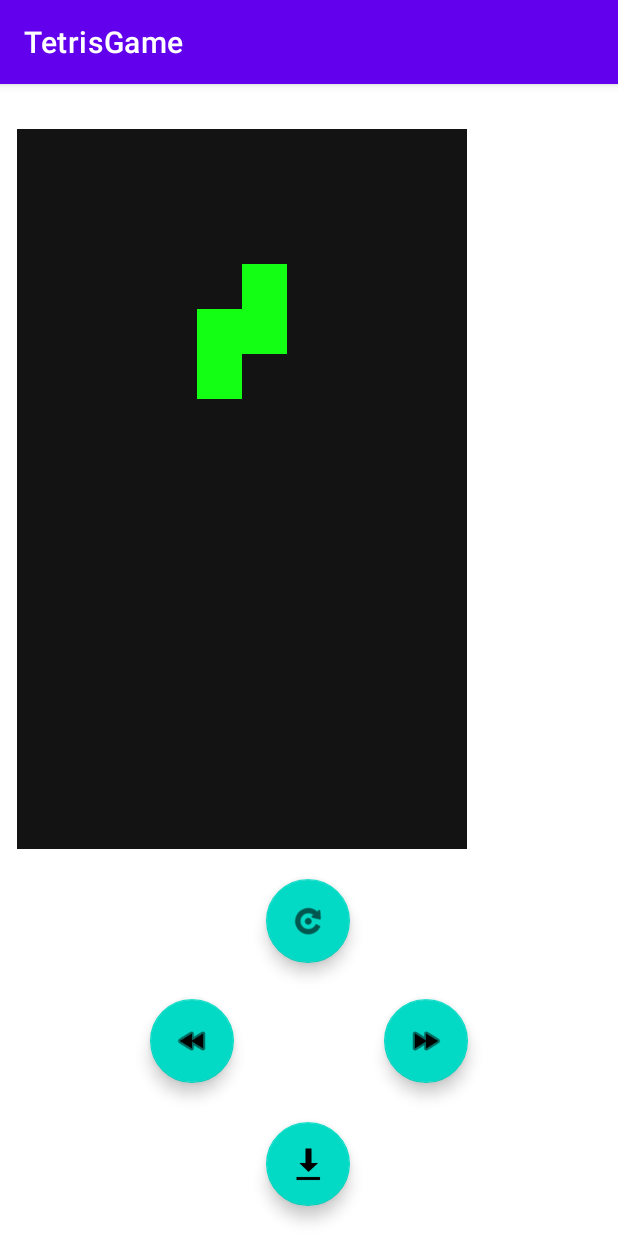
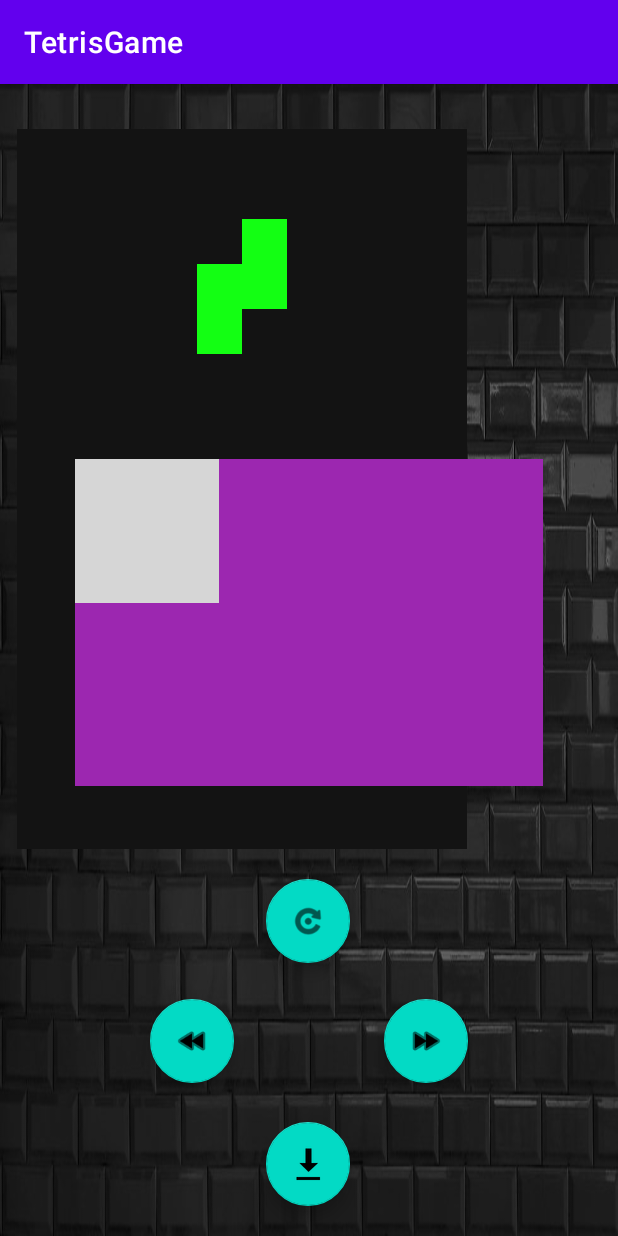
Before and after one commit to hoangnhon/TETRIS, an Android app: the screen it shows after launch (PlayActivity), on a phone screen of 412 x 824 dp. Run offline under Robolectric (Android 15) with nearby library versions, the light colour scheme and no system bars; grey boxes are pictures that could not be loaded.

Commit message:
皆の作業を合体するの準備

```diff
--- a/app/build.gradle
+++ b/app/build.gradle
@@ -32,6 +32,7 @@ dependencies {
     implementation 'androidx.appcompat:appcompat:1.5.1'
     implementation 'com.google.android.material:material:1.7.0'
     implementation 'androidx.constraintlayout:constraintlayout:2.1.4'
+    implementation 'androidx.gridlayout:gridlayout:1.0.0'
     testImplementation 'junit:junit:4.13.2'
     androidTestImplementation 'androidx.test.ext:junit:1.1.4'
     androidTestImplementation 'androidx.test.espresso:espresso-core:3.5.0'
--- a/app/src/main/java/com/example/tetrisgame/PlayActivity.java
+++ b/app/src/main/java/com/example/tetrisgame/PlayActivity.java
@@ -4,12 +4,19 @@ import static java.lang.Thread.sleep;
 
 import androidx.annotation.RequiresApi;
 import androidx.appcompat.app.AppCompatActivity;
+import androidx.constraintlayout.widget.ConstraintLayout;
+import androidx.fragment.app.FragmentActivity;
+
 import android.content.Intent;
 import android.graphics.Color;
 import android.os.Build;
 import android.os.Bundle;
+import android.view.View;
+import android.widget.FrameLayout;
 import android.widget.ImageView;
 import com.google.android.material.floatingactionbutton.FloatingActionButton;
+
+import java.util.ArrayList;
 
 public class PlayActivity extends AppCompatActivity {
 
@@ -21,6 +28,7 @@ public class PlayActivity extends AppCompatActivity {
     final int[] startY = {0};
     final int[] startX = {0};
     int[][] bl = null;  //現在のblock
+    int isClear = 0;
     Blocks setblock = new Blocks();
 
     @RequiresApi(api = Build.VERSION_CODES.N)
@@ -29,6 +37,8 @@ public class PlayActivity extends AppCompatActivity {
         super.onCreate(savedInstanceState);
         setContentView(R.layout.activity_play);
 
+        FrameLayout tab = findViewById(R.id.tab);
+        ConstraintLayout layout = findViewById(R.id.layout);
         ImageView[][] Gview={//[0-15][0-9]
                 { findViewById(R.id.imageView0_0),
                     findViewById(R.id.imageView0_1),
@@ -214,55 +224,72 @@ public class PlayActivity extends AppCompatActivity {
 
         class showBlock extends Thread{
             Control ctl = new Control();
-            public void run(){
-                while (!ctl.isFull( bl = setblock.getblock(), startX[0] = (10 - bl[0].length) / 2)){
+            public void run() {
+                System.out.println(" run");
+                while (!ctl.isFull(bl = setblock.getblock(), startX[0] = (10 - bl[0].length) / 2)) {
                     sleepTime = 1000;
 //                    bl = setblock.getblock();
                     color = new color().getColor();      //Yellow
                     startY[0] = 0; //block[0][0]を配置する縦の位置
 //                    final int[] startX = { (10 - bl[0].length) / 2 };
                     System.out.println("new block");
-                    while (true){
-                        setColor( startX[0], color);     //画面描画
-                        try {   sleep(sleepTime); }              //時間を開ける
-                        catch (InterruptedException e) {    e.printStackTrace();    }
-                        if ( ctl.next(bl, startY[0], startX[0]) ){        //最終行の前だったら、次の行へ進む前に黒に戻す
-                            setColor( startX[0], defaultColor);
-                        }else {    //最終行に行った場合、admin[][]に状態を保存し、ループに抜ける
-                            ctl.setAdmin(bl, startY[0], startX[0]);
+                    while (true) {
+                        setColor(startX[0], color);     //画面描画
+                        try {
+                            sleep(sleepTime);
+                        }              //時間を開ける
+                        catch (InterruptedException e) {
+                            e.printStackTrace();
+                        }
+                        if (ctl.next(bl, startY[0], startX[0])) {        //最終行の前だったら、次の行へ進む前に黒に戻す
+                            setColor(startX[0], defaultColor);
+                        } else {    //最終行に行った場合、admin[][]に状態を保存し、ループに抜ける
+                            isClear = ctl.setAdmin(bl, startY[0], startX[0], color);
                             break;
                         }
                         startY[0]++;
                         //left　Buttonが押された場合、block配置の横の位置が一個左にずらす
                         left.setOnClickListener(v -> {
-                            if (startX[0]>0){
+                            if (startX[0] > 0) {
                                 startX[0]--;
-                                setColor( startX[0]+1, defaultColor);
-                                setColor( startX[0], color);
+                                setColor(startX[0] + 1, defaultColor);
+                                setColor(startX[0], color);
                             }
                         });
                         //right　Buttonが押された場合、block配置の横の位置が一個右にずらす
-                        right.setOnClickListener( view ->{
-                            if (startX[0]+bl[0].length<10){
+                        right.setOnClickListener(view -> {
+                            if (startX[0] + bl[0].length < 10) {
                                 startX[0]++;
-                                setColor(startX[0]-1, defaultColor);
-                                setColor( startX[0], color);
+                                setColor(startX[0] - 1, defaultColor);
+                                setColor(startX[0], color);
                             }
                         });
                         //blockの向きを変えるボタン
-                        turn.setOnClickListener( view ->{
+                        turn.setOnClickListener(view -> {
                             setColor(startX[0], defaultColor);
                             bl = setblock.turnedBlock();
-                            if (bl[0].length > bl.length && startX[0] == 10- bl.length){
-                                startX[0] += bl[0].length - bl.length;
+                            if (bl[0].length > bl.length && startX[0] == 10 - bl.length) {
+                                startX[0] -= (bl[0].length - bl.length);
                             }
                             setColor(startX[0], color);
                         });
-                        down.setOnClickListener( view ->{
-                            sleepTime = sleepTime/10;
+                        down.setOnClickListener(view -> {
+                            sleepTime = sleepTime / 10;
                         });
                     }//一つのブロックが最終点に到着するまでのwhile文　↑↑↑↑↑↑↑↑↑↑↑↑↑↑↑
+                    if (isClear != 0) {
+                        System.out.println("clearメソッドの戻り値" + isClear);
+                        clear();
+                    }
                 }
+                score = ctl.getScore();
+                Intent gotoScore = new Intent(getApplicationContext(), HighscoreActivity.class);
+                gotoScore.putExtra("score", score);
+                tab.setVisibility(View.VISIBLE);
+//                layout.setOnTouchListener(v->
+                    startActivity(gotoScore);
+//                );
+                return;
             }//the end of run method ↑↑↑↑↑↑↑↑↑↑↑↑↑↑↑
             void setColor( int startX, int color){
                 for (int y = 0; y < bl.length; y++){
@@ -273,8 +300,28 @@ public class PlayActivity extends AppCompatActivity {
                     }
                 }
             }// the end of setColor method ↑↑↑↑↑↑↑↑↑↑↑↑↑↑↑
+            void clear(){
+                ctl.clear();
+                for (int y=0; y<16; y++){
+                    int[][] admin = ctl.getAdmin();
+                    int[][] color = ctl.getColor();
+                    for (int x=0; x<10; x++){
+                        Gview[y][x].setBackgroundColor(defaultColor);
+                        if (admin[y][x] == 1){
+                            Gview[y][x].setBackgroundColor(color[y][x]);
+                        }
+                    }
+                }
+            }
         }//the end of showBlock class ↑↑↑↑↑↑↑↑↑↑↑↑↑↑↑
-        new showBlock().start();
+        showBlock showBlock = new showBlock();
+        showBlock.start();
+//        try {
+//            showBlock.join();
+//        } catch (InterruptedException e) {
+//            e.printStackTrace();
+//        }
+//        System.out.println(" return ");
 //        Intent gotoHighScore = new Intent(getApplicationContext(), HighscoreActivity.class);
 //        gotoHighScore.putExtra("score",score);
 //        startActivity(gotoHighScore);
--- a/app/src/main/res/layout/activity_play.xml
+++ b/app/src/main/res/layout/activity_play.xml
@@ -2,8 +2,10 @@
 <androidx.constraintlayout.widget.ConstraintLayout xmlns:android="http://schemas.android.com/apk/res/android"
     xmlns:app="http://schemas.android.com/apk/res-auto"
     xmlns:tools="http://schemas.android.com/tools"
+    android:id="@+id/layout"
     android:layout_width="match_parent"
     android:layout_height="match_parent"
+    android:background="@drawable/background"
     tools:context=".PlayActivity">
 
     <LinearLayout
@@ -1424,4 +1426,27 @@
         app:layout_constraintStart_toStartOf="parent"
         app:srcCompat="@android:drawable/stat_sys_download" />
 
+    <FrameLayout
+        android:id="@+id/tab"
+        android:layout_width="0dp"
+        android:layout_height="0dp"
+        android:layout_marginStart="50dp"
+        android:layout_marginTop="250dp"
+        android:layout_marginEnd="50dp"
+        android:layout_marginBottom="300dp"
+        android:background="#9C27B0"
+        android:visibility="visible"
+        app:layout_constraintBottom_toBottomOf="parent"
+        app:layout_constraintEnd_toEndOf="parent"
+        app:layout_constraintStart_toStartOf="parent"
+        app:layout_constraintTop_toTopOf="parent"
+        app:layout_constraintVertical_bias="0.0">
+
+        <ImageView
+            android:id="@+id/imageView"
+            android:layout_width="wrap_content"
+            android:layout_height="wrap_content"
+            app:srcCompat="@drawable/red" />
+    </FrameLayout>
+
 </androidx.constraintlayout.widget.ConstraintLayout>
```
Also changed, not shown: app/src/main/java/com/example/tetrisgame/Control.java (+47 -9 lines), app/src/main/res/drawable/background.png (added), 1 other file.
